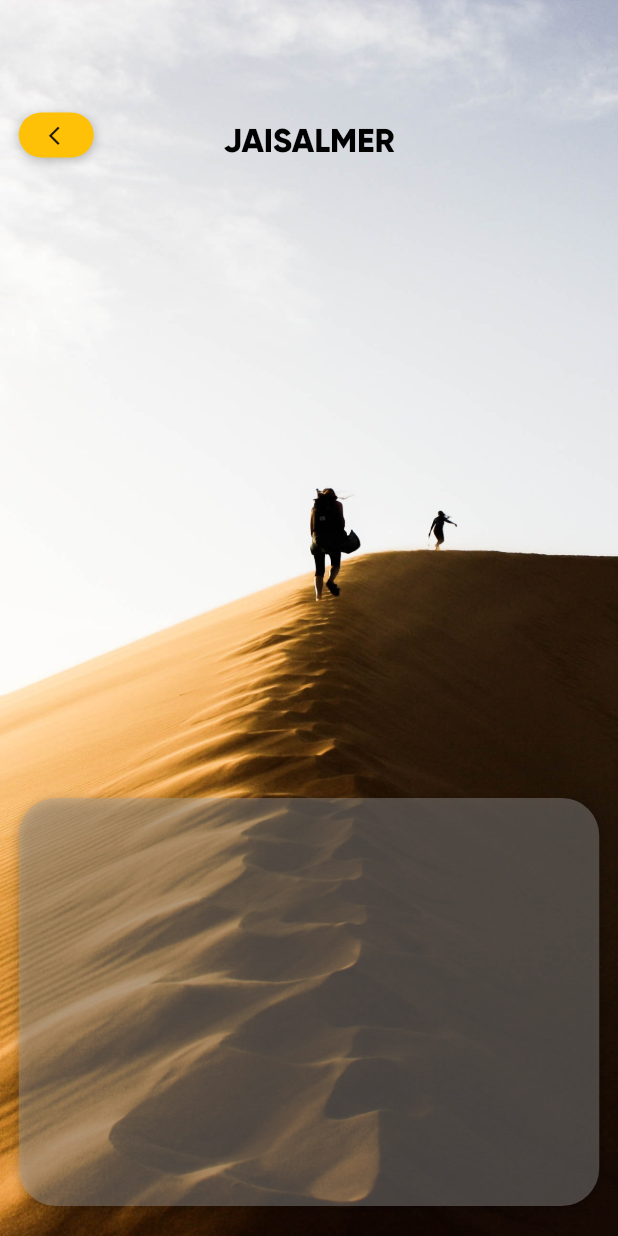
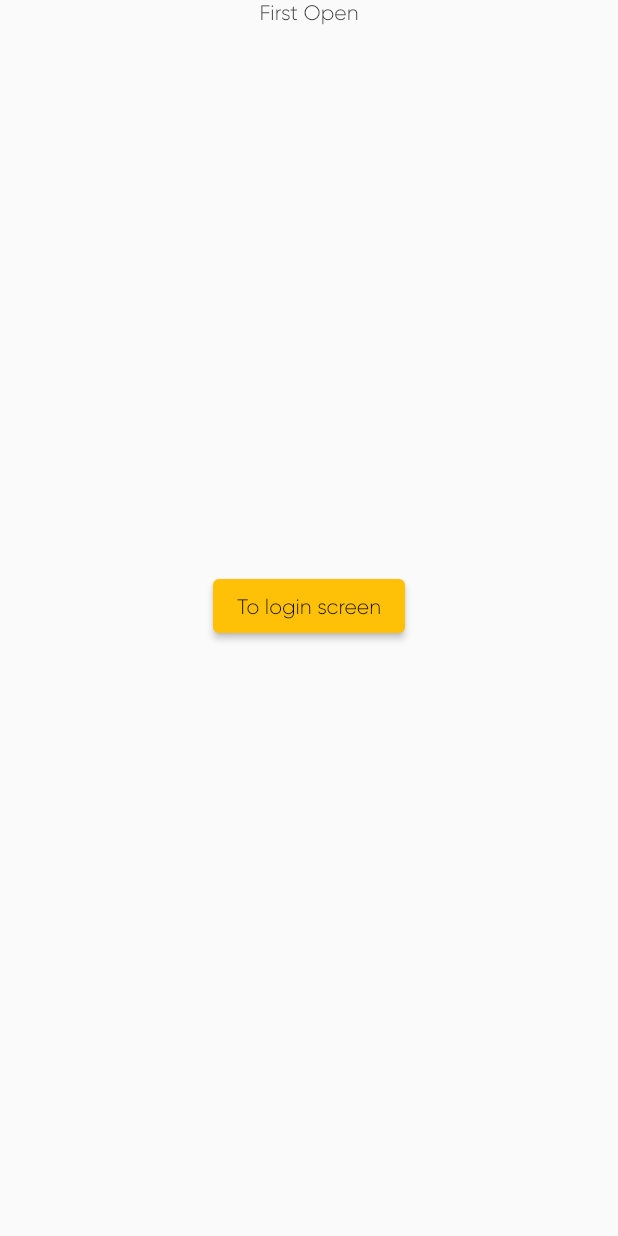
Before and after one commit to BhavikBolya/TravelApp, a Flutter app: the screen it shows after launch, on a phone screen of 412 x 824 dp. Run offline on Flutter 3.47's test engine with Material 2 defaults, Android fonts, the phone set to English and light mode, and no system bars; our stand-ins replace firebase_core; accounts and stored records are empty.

Commit message:
created all routes and screens

```diff
--- a/App/travel_app/lib/main.dart
+++ b/App/travel_app/lib/main.dart
@@ -1,8 +1,15 @@
 import 'package:flutter/material.dart';
 import 'package:firebase_core/firebase_core.dart';
 import 'package:travel_app/firebase_options.dart';
+import 'package:travel_app/screens/first_open.dart';
 import 'package:travel_app/screens/home_screen.dart';
 import 'package:travel_app/screens/destination_screen.dart';
+import 'package:travel_app/screens/hotel_screen.dart';
+import 'package:travel_app/screens/itinerary_screen.dart';
+import 'package:travel_app/screens/itineraryhistory_screen.dart';
+import 'package:travel_app/screens/login_screen.dart';
+import 'package:travel_app/screens/preferences_screen.dart';
+import 'package:travel_app/screens/selector_screen.dart';
 import 'package:travel_app/utils/routes.dart';
 
 Future<void> main() async {
@@ -24,12 +31,20 @@ class MyApp extends StatelessWidget {
       debugShowCheckedModeBanner: false,
       theme: ThemeData(
         primarySwatch: Colors.amber,
+        backgroundColor: Colors.black,
         fontFamily: "Gilroy",
       ),
       initialRoute: "/",
       routes: {
-        "/": (context) => DestinationPage(),
-        AppRoutes.homeRoute: (context) => HomeScreen()
+        "/": (context) => FirstOpen(),
+        AppRoutes.loginRoute: (context) => LoginScreen(),
+        AppRoutes.homeRoute: (context) => HomeScreen(),
+        AppRoutes.destinationRoute: (context) => DestinationScreen(),
+        AppRoutes.preferencesRoute: (context) => PreferencesScreen(),
+        AppRoutes.hotelselectorRoute: (context) => HotelSelector(),
+        AppRoutes.hotelRoute: (context) => HotelScreen(),
+        AppRoutes.itineraryRoute: (context) => ItineraryScreen(),
+        AppRoutes.historyRoute: (context) => HistoryScreen(),
       },
     );
   }
--- a/App/travel_app/lib/screens/first_open.dart
+++ b/App/travel_app/lib/screens/first_open.dart
@@ -2,22 +2,33 @@ import 'package:flutter/material.dart';
 import 'package:flutter/widgets.dart';
 import 'package:travel_app/utils/routes.dart';
 
-class FistLogin extends StatefulWidget {
-  const FistLogin({Key? key}) : super(key: key);
+class FirstOpen extends StatefulWidget {
+  const FirstOpen({Key? key}) : super(key: key);
 
   @override
-  State<FistLogin> createState() => _FistLoginState();
+  State<FirstOpen> createState() => _FirstOpenState();
 }
 
-class _FistLoginState extends State<FistLogin> {
+class _FirstOpenState extends State<FirstOpen> {
   @override
   Widget build(BuildContext context) {
-    return Container(
-        child: ElevatedButton(
-      onPressed: () {
-        Navigator.pushNamed(context, AppRoutes.loginRoute);
-      },
-      child: Text("First open"),
+    return Scaffold(
+        body: Column(
+      children: [
+        Text("First Open"),
+        Container(
+          height: MediaQuery.of(context).size.width,
+          child: Align(
+            alignment: Alignment.bottomCenter,
+            child: ElevatedButton(
+              onPressed: () {
+                Navigator.pushNamed(context, AppRoutes.loginRoute);
+              },
+              child: Text("To login screen"),
+            ),
+          ),
+        )
+      ],
     ));
   }
 }
```
Also changed, not shown: App/travel_app/lib/screens/destination_screen.dart (+22 -6 lines), App/travel_app/lib/screens/home_screen.dart (+31 -1 lines), App/travel_app/lib/screens/hotel_screen.dart (+31 -0 lines), App/travel_app/lib/screens/itinerary_screen.dart (+31 -0 lines), App/travel_app/lib/screens/itineraryhistory_screen.dart (+31 -0 lines), App/travel_app/lib/screens/login_screen.dart (+34 -0 lines), App/travel_app/lib/screens/preferences_screen.dart (+31 -0 lines), App/travel_app/lib/screens/selector_screen.dart (+43 -0 lines), App/travel_app/pubspec.yaml (line endings or trailing spaces).
